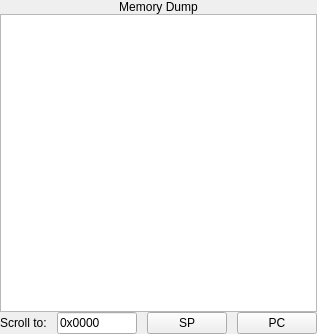
First picture: the form in pep9common/memorydumppane.ui, repository StanWarford/pep9suite, before the edit.
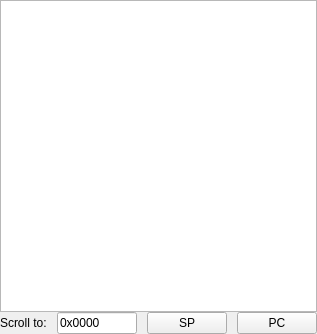
Second picture: the form after the edit.

Commit message:
Memory dump improvements, removed submodule
Fixed a bug where memory dump pane displayed its name twice.

Switched from a submodule inclusion of PepStyles to directly including it.
As per discussion with Dr. Warford, instead of splitting projects (Pep9CPU, Pep9Micro, etc) between repos, we'd prefer a single repo for all projects.

Patch:
```diff
--- a/pep9common/memorydumppane.ui
+++ b/pep9common/memorydumppane.ui
@@ -53,95 +53,6 @@
    <property name="bottomMargin">
     <number>0</number>
    </property>
-   <item>
-    <widget class="QLabel" name="label">
-     <property name="sizePolicy">
-      <sizepolicy hsizetype="Preferred" vsizetype="Preferred">
-       <horstretch>0</horstretch>
-       <verstretch>0</verstretch>
-      </sizepolicy>
-     </property>
-     <property name="palette">
-      <palette>
-       <active>
-        <colorrole role="Base">
-         <brush brushstyle="SolidPattern">
-          <color alpha="255">
-           <red>255</red>
-           <green>255</green>
-           <blue>255</blue>
-          </color>
-         </brush>
-        </colorrole>
-        <colorrole role="Window">
-         <brush brushstyle="SolidPattern">
-          <color alpha="255">
-           <red>104</red>
-           <green>173</green>
-           <blue>245</blue>
-          </color>
-         </brush>
-        </colorrole>
-       </active>
-       <inactive>
-        <colorrole role="Base">
-         <brush brushstyle="SolidPattern">
-          <color alpha="255">
-           <red>255</red>
-           <green>255</green>
-           <blue>255</blue>
-          </color>
-         </brush>
-        </colorrole>
-        <colorrole role="Window">
-         <brush brushstyle="SolidPattern">
-          <color alpha="255">
-           <red>104</red>
-           <green>173</green>
-           <blue>245</blue>
-          </color>
-         </brush>
-        </colorrole>
-       </inactive>
-       <disabled>
-        <colorrole role="Base">
-         <brush brushstyle="SolidPattern">
-          <color alpha="255">
-           <red>104</red>
-           <green>173</green>
-           <blue>245</blue>
-          </color>
-         </brush>
-        </colorrole>
-        <colorrole role="Window">
-         <brush brushstyle="SolidPattern">
-          <color alpha="255">
-           <red>104</red>
-           <green>173</green>
-           <blue>245</blue>
-          </color>
-         </brush>
-        </colorrole>
-       </disabled>
-      </palette>
-     </property>
-     <property name="frameShape">
-      <enum>QFrame::Panel</enum>
-     </property>
-     <property name="frameShadow">
-      <enum>QFrame::Plain</enum>
-     </property>
-     <property name="lineWidth">
-      <number>0</number>
-     </property>
-     <property name="text">
-      <string>Memory Dump</string>
-     </property>
-     <property name="alignment">
-      <set>Qt::AlignCenter</set>
-     </property>
-    </widget>
-   </item>
    <item>
     <widget class="QTableView" name="tableView">
      <property name="minimumSize">
```
The commit also changes 96 other files.
